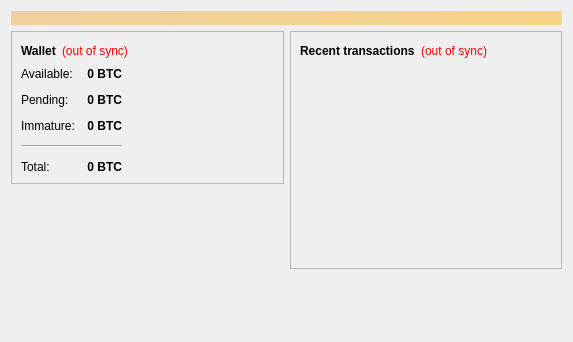
Above: src/qt/forms/overviewpage.ui from caffeine239/bitcoin before the change. Below: the same form after it.
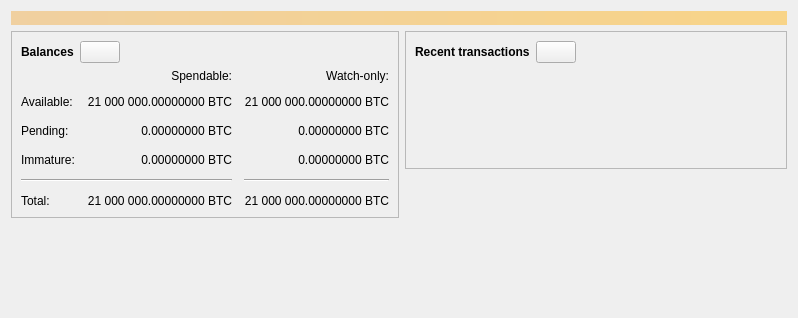
That is the form after the change. Icons and pictures are not drawn. Custom widgets are drawn as their Qt base class.

The edit to the form file:
```diff
--- a/src/qt/forms/overviewpage.ui
+++ b/src/qt/forms/overviewpage.ui
@@ -6,8 +6,8 @@
    <rect>
     <x>0</x>
     <y>0</y>
-    <width>573</width>
-    <height>342</height>
+    <width>798</width>
+    <height>318</height>
    </rect>
   </property>
   <property name="windowTitle">
@@ -20,7 +20,7 @@
       <bool>false</bool>
      </property>
      <property name="styleSheet">
-      <string notr="true">background-color: qlineargradient(x1: 0, y1: 0, x2: 1, y2: 0, stop:0 #F0D0A0, stop:1 #F8D488); color:#000000;</string>
+      <string notr="true">QLabel { background-color: qlineargradient(x1: 0, y1: 0, x2: 1, y2: 0, stop:0 #F0D0A0, stop:1 #F8D488); color:#000000; }</string>
      </property>
      <property name="wordWrap">
       <bool>true</bool>
@@ -54,28 +54,42 @@
                </font>
               </property>
               <property name="text">
-               <string>Wallet</string>
+               <string>Balances</string>
               </property>
              </widget>
             </item>
             <item>
-             <widget class="QLabel" name="labelWalletStatus">
+             <widget class="QPushButton" name="labelWalletStatus">
+              <property name="enabled">
+               <bool>true</bool>
+              </property>
+              <property name="maximumSize">
+               <size>
+                <width>45</width>
+                <height>16777215</height>
+               </size>
+              </property>
               <property name="toolTip">
                <string>The displayed information may be out of date. Your wallet automatically synchronizes with the Bitcoin network after a connection is established, but this process has not completed yet.</string>
               </property>
-              <property name="styleSheet">
-               <string notr="true">QLabel { color: red; }</string>
-              </property>
               <property name="text">
-               <string notr="true">(out of sync)</string>
+               <string/>
               </property>
-              <property name="alignment">
-               <set>Qt::AlignLeading|Qt::AlignLeft|Qt::AlignVCenter</set>
+              <property name="icon">
+               <iconset resource="../bitcoin.qrc">
+                <normaloff>:/icons/warning</normaloff>
+                <disabledoff>:/icons/warning</disabledoff>:/icons/warning</iconset>
+              </property>
+              <property name="iconSize">
+               <size>
+                <width>24</width>
+                <height>24</height>
+               </size>
               </property>
              </widget>
             </item>
             <item>
-             <spacer name="horizontalSpacer_2">
+             <spacer name="horizontalSpacer_3">
               <property name="orientation">
                <enum>Qt::Horizontal</enum>
               </property>
@@ -90,33 +104,12 @@
            </layout>
           </item>
           <item>
-          <layout class="QHBoxLayout" name="horizontalLayout_3">
-           <item>
-           <layout class="QFormLayout" name="formLayout_2">
-            <property name="fieldGrowthPolicy">
-             <enum>QFormLayout::AllNonFixedFieldsGrow</enum>
-            </property>
-            <property name="horizontalSpacing">
+           <layout class="QGridLayout" name="gridLayout">
+            <property name="spacing">
              <number>12</number>
             </property>
-            <property name="verticalSpacing">
-             <number>12</number>
-            </property>
-            <item row="0" column="0">
-             <widget class="QLabel" name="label">
-              <property name="text">
-               <string>Available:</string>
-              </property>
-             </widget>
-            </item>
-            <item row="0" column="1">
-             <widget class="QLabel" name="labelBalance">
-              <property name="font">
-               <font>
-                <weight>75</weight>
-                <bold>true</bold>
-               </font>
-              </property>
+            <item row="2" column="2">
+             <widget class="QLabel" name="labelWatchPending">
               <property name="cursor">
                <cursorShape>IBeamCursor</cursorShape>
               </property>
@@ -124,7 +117,7 @@
                <string>Your current spendable balance</string>
               </property>
               <property name="text">
-               <string notr="true">0 BTC</string>
+               <string notr="true">0.00000000 BTC</string>
               </property>
               <property name="alignment">
                <set>Qt::AlignRight|Qt::AlignTrailing|Qt::AlignVCenter</set>
@@ -134,21 +127,8 @@
               </property>
              </widget>
             </item>
-            <item row="1" column="0">
-             <widget class="QLabel" name="label_3">
-              <property name="text">
-               <string>Pending:</string>
-              </property>
-             </widget>
-            </item>
-            <item row="1" column="1">
+            <item row="2" column="1">
              <widget class="QLabel" name="labelUnconfirmed">
-              <property name="font">
-               <font>
-                <weight>75</weight>
-                <bold>true</bold>
-               </font>
-              </property>
               <property name="cursor">
                <cursorShape>IBeamCursor</cursorShape>
               </property>
@@ -156,7 +136,7 @@
                <string>Total of transactions that have yet to be confirmed, and do not yet count toward the spendable balance</string>
               </property>
               <property name="text">
-               <string notr="true">0 BTC</string>
+               <string notr="true">0.00000000 BTC</string>
               </property>
               <property name="alignment">
                <set>Qt::AlignRight|Qt::AlignTrailing|Qt::AlignVCenter</set>
@@ -166,26 +146,16 @@
               </property>
              </widget>
             </item>
-            <item row="2" column="0">
-             <widget class="QLabel" name="labelImmatureText">
-              <property name="text">
-               <string>Immature:</string>
-              </property>
-             </widget>
-            </item>
-            <item row="2" column="1">
-             <widget class="QLabel" name="labelImmature">
-              <property name="font">
-               <font>
-                <weight>75</weight>
-                <bold>true</bold>
-               </font>
+            <item row="3" column="2">
+             <widget class="QLabel" name="labelWatchImmature">
+              <property name="cursor">
+               <cursorShape>IBeamCursor</cursorShape>
               </property>
               <property name="toolTip">
                <string>Mined balance that has not yet matured</string>
               </property>
               <property name="text">
-               <string notr="true">0 BTC</string>
+               <string notr="true">0.00000000 BTC</string>
               </property>
               <property name="alignment">
                <set>Qt::AlignRight|Qt::AlignTrailing|Qt::AlignVCenter</set>
@@ -195,21 +165,80 @@
               </property>
              </widget>
             </item>
-            <item row="4" column="0">
+            <item row="4" column="0" colspan="2">
+             <widget class="Line" name="line">
+              <property name="orientation">
+               <enum>Qt::Horizontal</enum>
+              </property>
+             </widget>
+            </item>
+            <item row="4" column="2">
+             <widget class="Line" name="lineWatchBalance">
+              <property name="sizePolicy">
+               <sizepolicy hsizetype="Preferred" vsizetype="Fixed">
+                <horstretch>0</horstretch>
+                <verstretch>0</verstretch>
+               </sizepolicy>
+              </property>
+              <property name="minimumSize">
+               <size>
+                <width>140</width>
+                <height>0</height>
+               </size>
+              </property>
+              <property name="orientation">
+               <enum>Qt::Horizontal</enum>
+              </property>
+             </widget>
+            </item>
+            <item row="5" column="0">
              <widget class="QLabel" name="labelTotalText">
               <property name="text">
                <string>Total:</string>
               </property>
              </widget>
             </item>
-            <item row="4" column="1">
+            <item row="3" column="1">
+             <widget class="QLabel" name="labelImmature">
+              <property name="cursor">
+               <cursorShape>IBeamCursor</cursorShape>
+              </property>
+              <property name="toolTip">
+               <string>Mined balance that has not yet matured</string>
+              </property>
+              <property name="text">
+               <string notr="true">0.00000000 BTC</string>
+              </property>
+              <property name="alignment">
+               <set>Qt::AlignRight|Qt::AlignTrailing|Qt::AlignVCenter</set>
+              </property>
+              <property name="textInteractionFlags">
+               <set>Qt::LinksAccessibleByMouse|Qt::TextSelectableByKeyboard|Qt::TextSelectableByMouse</set>
+              </property>
+             </widget>
+            </item>
+            <item row="2" column="3">
+             <spacer name="horizontalSpacer_2">
+              <property name="orientation">
+               <enum>Qt::Horizontal</enum>
+              </property>
+              <property name="sizeHint" stdset="0">
+               <size>
+                <width>40</width>
+                <height>20</height>
+               </size>
+              </property>
+             </spacer>
+            </item>
+            <item row="3" column="0">
+             <widget class="QLabel" name="labelImmatureText">
+              <property name="text">
+               <string>Immature:</string>
+              </property>
+             </widget>
+            </item>
+            <item row="5" column="1">
              <widget class="QLabel" name="labelTotal">
-              <property name="font">
-               <font>
-                <weight>75</weight>
-                <bold>true</bold>
-               </font>
-              </property>
               <property name="cursor">
                <cursorShape>IBeamCursor</cursorShape>
               </property>
@@ -217,7 +246,7 @@
                <string>Your current total balance</string>
               </property>
               <property name="text">
-               <string notr="true">0 BTC</string>
+               <string notr="true">21 000 000.00000000 BTC</string>
               </property>
               <property name="alignment">
                <set>Qt::AlignRight|Qt::AlignTrailing|Qt::AlignVCenter</set>
@@ -227,27 +256,96 @@
               </property>
              </widget>
             </item>
-            <item row="3" column="0" colspan="2">
-             <widget class="Line" name="line">
-              <property name="orientation">
-               <enum>Qt::Horizontal</enum>
+            <item row="5" column="2">
+             <widget class="QLabel" name="labelWatchTotal">
+              <property name="cursor">
+               <cursorShape>IBeamCursor</cursorShape>
               </property>
+              <property name="toolTip">
+               <string>Current total balance in watch-only addresses</string>
+              </property>
+              <property name="text">
+               <string notr="true">21 000 000.00000000 BTC</string>
+              </property>
+              <property name="alignment">
+               <set>Qt::AlignRight|Qt::AlignTrailing|Qt::AlignVCenter</set>
+              </property>
+              <property name="textInteractionFlags">
+               <set>Qt::LinksAccessibleByMouse|Qt::TextSelectableByKeyboard|Qt::TextSelectableByMouse</set>
+              </property>
              </widget>
             </item>
-           </layout>
-          </item>
-            <item>
-             <spacer name="horizontalSpacer_3">
-              <property name="orientation">
-               <enum>Qt::Horizontal</enum>
+            <item row="0" column="2">
+             <widget class="QLabel" name="labelWatchonly">
+              <property name="text">
+               <string>Watch-only:</string>
               </property>
-              <property name="sizeHint" stdset="0">
-               <size>
-                <width>40</width>
-                <height>20</height>
-               </size>
+              <property name="alignment">
+               <set>Qt::AlignRight|Qt::AlignTrailing|Qt::AlignVCenter</set>
               </property>
-             </spacer>
+             </widget>
+            </item>
+            <item row="1" column="0">
+             <widget class="QLabel" name="labelBalanceText">
+              <property name="text">
+               <string>Available:</string>
+              </property>
+             </widget>
+            </item>
+            <item row="1" column="1">
+             <widget class="QLabel" name="labelBalance">
+              <property name="cursor">
+               <cursorShape>IBeamCursor</cursorShape>
+              </property>
+              <property name="toolTip">
+               <string>Your current spendable balance</string>
+              </property>
+              <property name="text">
+               <string notr="true">21 000 000.00000000 BTC</string>
+              </property>
+              <property name="alignment">
+               <set>Qt::AlignRight|Qt::AlignTrailing|Qt::AlignVCenter</set>
+              </property>
+              <property name="textInteractionFlags">
+               <set>Qt::LinksAccessibleByMouse|Qt::TextSelectableByKeyboard|Qt::TextSelectableByMouse</set>
+              </property>
+             </widget>
+            </item>
+            <item row="1" column="2">
+             <widget class="QLabel" name="labelWatchAvailable">
+              <property name="cursor">
+               <cursorShape>IBeamCursor</cursorShape>
+              </property>
+              <property name="toolTip">
+               <string>Your current balance in watch-only addresses</string>
+              </property>
+              <property name="text">
+               <string notr="true">21 000 000.00000000 BTC</string>
+              </property>
+              <property name="alignment">
+               <set>Qt::AlignRight|Qt::AlignTrailing|Qt::AlignVCenter</set>
+              </property>
+              <property name="textInteractionFlags">
+               <set>Qt::LinksAccessibleByMouse|Qt::TextSelectableByKeyboard|Qt::TextSelectableByMouse</set>
+              </property>
+             </widget>
+            </item>
+            <item row="2" column="0">
+             <widget class="QLabel" name="labelPendingText">
+              <property name="text">
+               <string>Pending:</string>
+              </property>
+             </widget>
+            </item>
+            <item row="0" column="1">
+             <widget class="QLabel" name="labelSpendable">
+              <property name="text">
+               <string>Spendable:</string>
+              </property>
+              <property name="alignment">
+               <set>Qt::AlignRight|Qt::AlignTrailing|Qt::AlignVCenter</set>
+              </property>
+             </widget>
             </item>
            </layout>
           </item>
@@ -284,24 +382,44 @@
            <layout class="QHBoxLayout" name="horizontalLayout_2">
             <item>
              <widget class="QLabel" name="label_4">
+              <property name="font">
+               <font>
+                <weight>75</weight>
+                <bold>true</bold>
+               </font>
+              </property>
               <property name="text">
-               <string>&lt;b&gt;Recent transactions&lt;/b&gt;</string>
+               <string>Recent transactions</string>
               </property>
              </widget>
             </item>
             <item>
-             <widget class="QLabel" name="labelTransactionsStatus">
+             <widget class="QPushButton" name="labelTransactionsStatus">
+              <property name="enabled">
+               <bool>true</bool>
+              </property>
+              <property name="maximumSize">
+               <size>
+                <width>45</width>
+                <height>16777215</height>
+               </size>
+              </property>
               <property name="toolTip">
                <string>The displayed information may be out of date. Your wallet automatically synchronizes with the Bitcoin network after a connection is established, but this process has not completed yet.</string>
               </property>
-              <property name="styleSheet">
-               <string notr="true">QLabel { color: red; }</string>
-              </property>
               <property name="text">
-               <string notr="true">(out of sync)</string>
+               <string/>
               </property>
-              <property name="alignment">
-               <set>Qt::AlignRight|Qt::AlignTrailing|Qt::AlignVCenter</set>
+              <property name="icon">
+               <iconset resource="../bitcoin.qrc">
+                <normaloff>:/icons/warning</normaloff>
+                <disabledoff>:/icons/warning</disabledoff>:/icons/warning</iconset>
+              </property>
+              <property name="iconSize">
+               <size>
+                <width>24</width>
+                <height>24</height>
+               </size>
               </property>
              </widget>
             </item>
@@ -334,6 +452,9 @@
             <property name="horizontalScrollBarPolicy">
              <enum>Qt::ScrollBarAlwaysOff</enum>
             </property>
+            <property name="sizeAdjustPolicy">
+             <enum>QAbstractScrollArea::AdjustToContents</enum>
+            </property>
             <property name="selectionMode">
              <enum>QAbstractItemView::NoSelection</enum>
             </property>
@@ -361,6 +482,13 @@
    </item>
   </layout>
  </widget>
+ <customwidgets>
+  <customwidget>
+   <class>TransactionOverviewWidget</class>
+   <extends>QListView</extends>
+   <header>qt/transactionoverviewwidget.h</header>
+  </customwidget>
+ </customwidgets>
  <resources/>
  <connections/>
 </ui>
```
Left out of the diff: 12 changed lines with no effect on the pictures.
